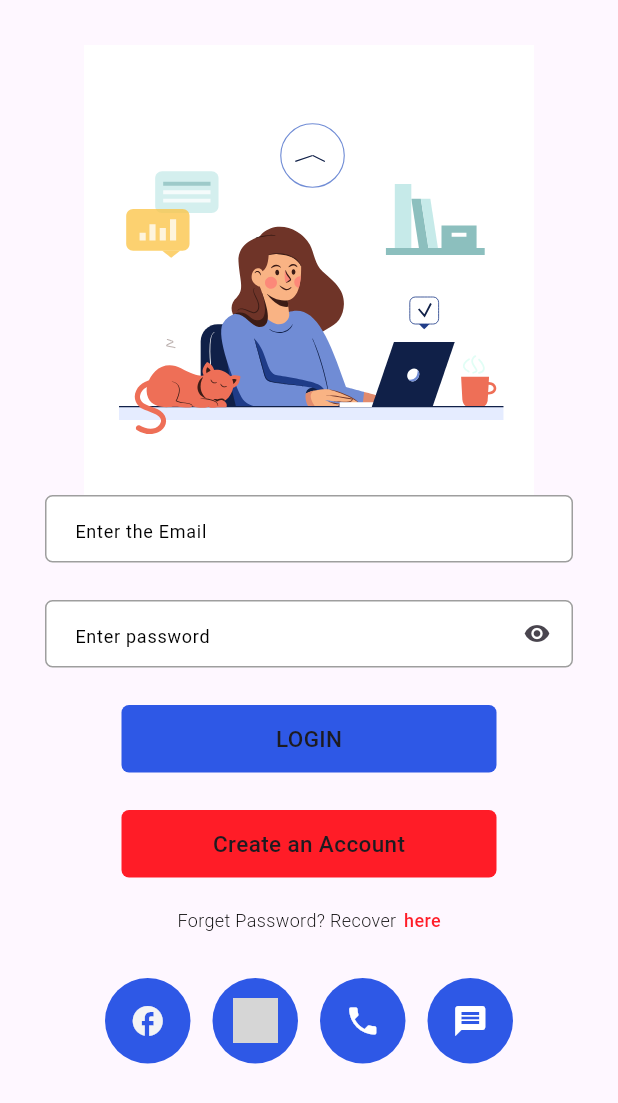
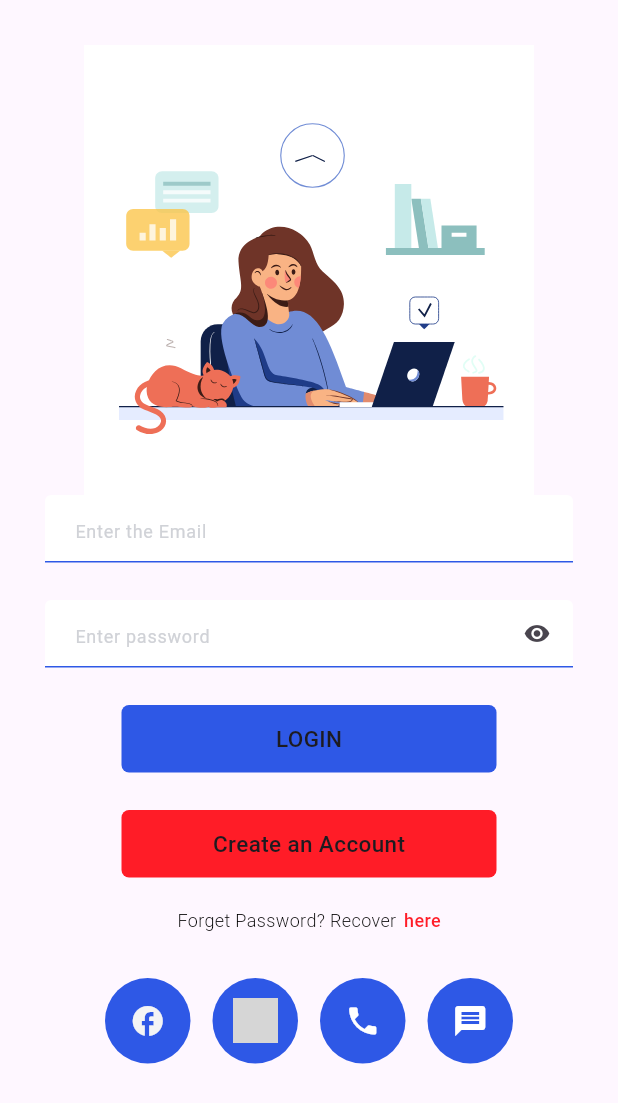
Before and after one commit to w3villa-shubham-rai/talkathon, a Flutter app: the LoginPage screen opened directly, on a phone screen of 412 x 824 dp. Shown: the top 1103 px of the screen. Run offline on Flutter 3.47's test engine with Material 3 defaults, Android fonts, the light colour scheme and no system bars; our stand-ins replace firebase_auth, firebase_core, get_it, lottie; accounts and stored records are empty; network calls fail; grey boxes are pictures that could not be loaded.

Commit message:
working on login page of UI

```diff
--- a/lib/injactor.dart
+++ b/lib/injactor.dart
@@ -5,7 +5,4 @@ final serviceLocator = GetIt.instance;
 Future<void> initDependency() async {
 
 
-
-  // serviceLocator.registerLazySingleton(() => Hive.box(name: 'blogs'));
-
 }
--- a/lib/utils/component/customTextFormField.dart
+++ b/lib/utils/component/customTextFormField.dart
@@ -31,7 +31,7 @@ class CustomTextFormField extends StatelessWidget {
   final String? requiredText;
   final Color ? requiredColors;
   final TextInputType? keyboardType;
-  final List<TextInputFormatter>? inputFormatters;
+  // final List<TextInputFormatter>? inputFormatters;
   final int? maxLength;
   final Widget? labelRowWidget;
   final TextStyle? labelStyle;
@@ -39,6 +39,7 @@ class CustomTextFormField extends StatelessWidget {
   final EdgeInsetsGeometry? contentPadding;
   final BoxConstraints? prefixIconConstraints;
   final FocusNode? focusNode;
+  final Color? borderColor;
 
   const CustomTextFormField({super.key,
     this.hintText,
@@ -68,14 +69,15 @@ class CustomTextFormField extends StatelessWidget {
     this.requiredColors,
     this.keyboardType = TextInputType.text,
     this.maxLength,
-    this.labelRowWidget =  const SizedBox.shrink(),
+    this.labelRowWidget = const SizedBox.shrink(),
     this.onChanged,
-    this.inputFormatters,
+    // this.inputFormatters,
     this.labelStyle,
     this.labelMargin,
     this.contentPadding,
     this.prefixIconConstraints,
-    this.focusNode
+    this.focusNode,
+    this.borderColor,
   });
 
   final BorderRadius borderRadiusAll = const BorderRadius.all(Radius.circular(18));
@@ -83,7 +85,7 @@ class CustomTextFormField extends StatelessWidget {
 
   @override
   Widget build(BuildContext context) {
-    return  Column(
+    return Column(
       mainAxisAlignment: MainAxisAlignment.start,
       crossAxisAlignment: CrossAxisAlignment.start,
       children: [
@@ -93,13 +95,21 @@ class CustomTextFormField extends StatelessWidget {
             label != null ? Row(
               children: [
                 Container(
-                    margin: labelMargin ?? const EdgeInsets.only(left: 16,bottom: 0),
-                    child: Text("$label", style: labelStyle ??  const TextStyle(color: AppColors.blackColor, fontSize: 12),)),
-                labelRowWidget != null ?  labelRowWidget!.marginOnly(left: 6) : const SizedBox.shrink()
+                  margin: labelMargin ?? const EdgeInsets.only(left: 16, bottom: 0),
+                  child: Text(
+                    "$label",
+                    style: labelStyle ?? const TextStyle(color: AppColors.blackColor, fontSize: 12),
+                  ),
+                ),
+                labelRowWidget != null ? labelRowWidget!.marginOnly(left: 6) : const SizedBox.shrink()
               ],
-            ): const SizedBox.shrink(),
-            required == true ? Text(requiredText ??"(Optional)",style: TextStyle(color: requiredColors == Colors.transparent ? AppColors.greyColor : requiredColors, fontSize: 11),).marginOnly(right: 10, bottom: 0) : const SizedBox.shrink(),
-          ],),
+            ) : const SizedBox.shrink(),
+            required == true ? Text(
+              requiredText ?? "(Optional)",
+              style: TextStyle(color: requiredColors == Colors.transparent ? AppColors.greyColor : requiredColors, fontSize: 11),
+            ).marginOnly(right: 10, bottom: 0) : const SizedBox.shrink(),
+          ],
+        ),
         SizedBox(
           height: height ?? 46,
           width: width,
@@ -113,29 +123,33 @@ class CustomTextFormField extends StatelessWidget {
             style: textStyle,
             maxLines: maxLines,
             showCursor: showCursor,
-            readOnly : readOnly!,
+            readOnly: readOnly!,
             obscureText: obscureText!,
             keyboardType: keyboardType,
-            inputFormatters : inputFormatters ?? [FilteringTextInputFormatter.allow(RegExp("[a-zA-Z0-9]"))],
+            // inputFormatters: inputFormatters ?? [FilteringTextInputFormatter.allow(RegExp("[a-zA-Z0-9]"))],
             decoration: InputDecoration(
               isDense: true,
-                fillColor: fillColors ,
+              fillColor: fillColors,
               filled: true,
-                border: OutlineInputBorder(
-                  borderSide: borderSide ?? borderSideAll,
+
+              // border: OutlineInputBorder(
+              //   borderSide: BorderSide(color: borderColor ?? AppColors.cobaltBlue),
+              //
+              // ),
+              // enabledBorder: OutlineInputBorder(
+              //   borderSide: borderSide ?? borderSideAll,
+              //   borderRadius: borderRadius ?? borderRadiusAll,
+              // ),
+              // errorBorder: OutlineInputBorder(
+              //   borderSide: borderSide ?? borderSideAll,
+              //   borderRadius: borderRadius ?? borderRadiusAll,
+              // ),
+              focusedBorder: OutlineInputBorder(
+                borderSide: const BorderSide(color: AppColors.cobaltBlue), // Set focused border color to cobaltBlue
                 borderRadius: borderRadius ?? borderRadiusAll,
               ),
-                enabledBorder: OutlineInputBorder(
-                  borderSide: borderSide ?? borderSideAll,
-                  borderRadius: borderRadius ?? borderRadiusAll,
-                ),
-                errorBorder: OutlineInputBorder(
-                  borderSide: borderSide ?? borderSideAll,
-                  borderRadius: borderRadius ?? borderRadiusAll,
-                ),
-                focusedBorder: OutlineInputBorder(
-                  borderSide: borderSide ?? borderSideAll,
-                  borderRadius: borderRadius ?? borderRadiusAll,
+              enabledBorder: const UnderlineInputBorder(
+                borderSide: BorderSide(color:AppColors.cobaltBlue), //<-- SEE HERE
               ),
               disabledBorder: OutlineInputBorder(
                 borderSide: borderSide ?? borderSideAll,
@@ -145,20 +159,20 @@ class CustomTextFormField extends StatelessWidget {
                 borderSide: borderSide ?? borderSideAll,
                 borderRadius: borderRadius ?? borderRadiusAll,
               ),
+
               prefixText: prefixText,
               prefixStyle: const TextStyle(color: Colors.black, fontSize: 14),
               hintText: hintText ?? "",
-                hintStyle: hintStyle ?? TextStyle(color: AppColors.blackColor, fontSize: 12),
+              hintStyle: hintStyle ?? const TextStyle(color: AppColors.lightGrey, fontSize: 12),
               suffixIcon: suffixIcon,
               prefixIcon: prefixIcon,
               prefix: prefix,
               suffix: suffix,
               contentPadding: contentPadding ?? const EdgeInsets.symmetric(vertical: (46) / 2 - 12.0, horizontal: 16.0),
-                prefixIconConstraints: prefixIconConstraints ?? const BoxConstraints(minWidth: 14, maxHeight: 16, maxWidth: 16, minHeight: 14)
+              prefixIconConstraints: prefixIconConstraints ?? const BoxConstraints(minWidth: 14, maxHeight: 16, maxWidth: 16, minHeight: 14),
             ),
-            onTap: (){
-              // suggestionsBox != null ? suggestionsBox!.close() : (){};
-              onTap != null ? onTap!.call() : (){};
+            onTap: () {
+              onTap != null ? onTap!.call() : () {};
             },
             onChanged: onChanged,
           ),
```
Also changed, not shown: lib/features/authsystem/domain/entity/signupuserentity.dart (added, +9 -0 lines), lib/features/authsystem/presentation/bloc/authevent.dart (+13 -0 lines), lib/features/authsystem/presentation/bloc/authstate.dart (+13 -0 lines), lib/features/authsystem/presentation/widget/SignupPage.dart (+93 -28 lines), lib/main.dart (+6 -1 lines), lib/utils/validator.dart (+7 -0 lines). Lines whose indentation alone changed are shown as unchanged.
